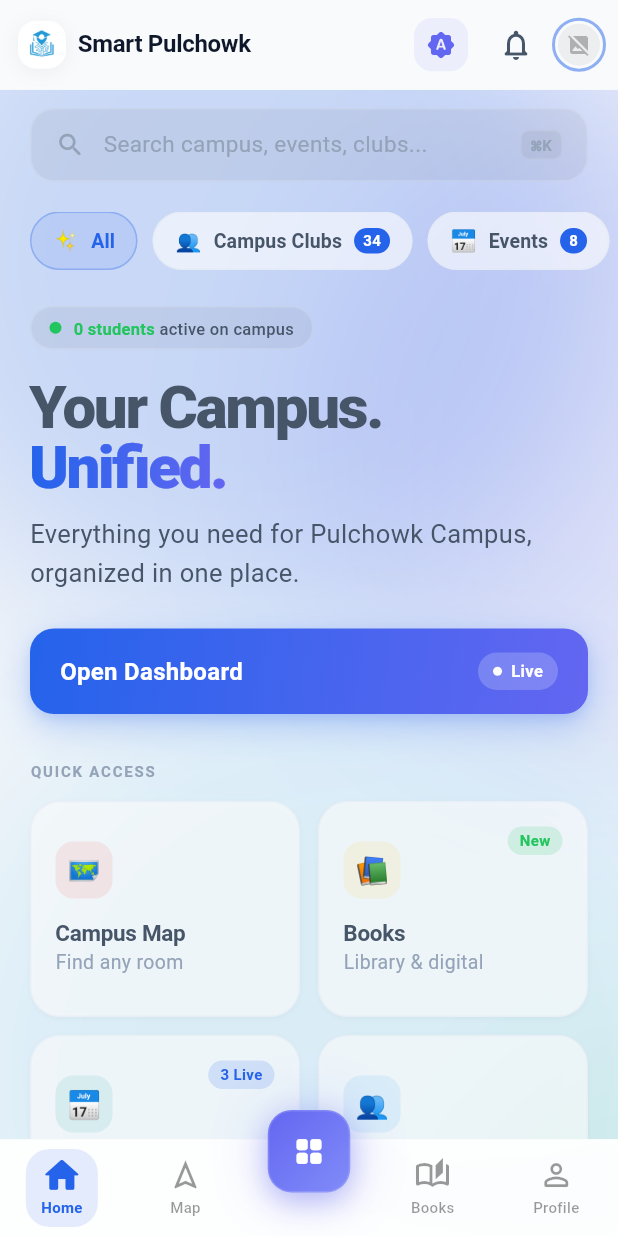
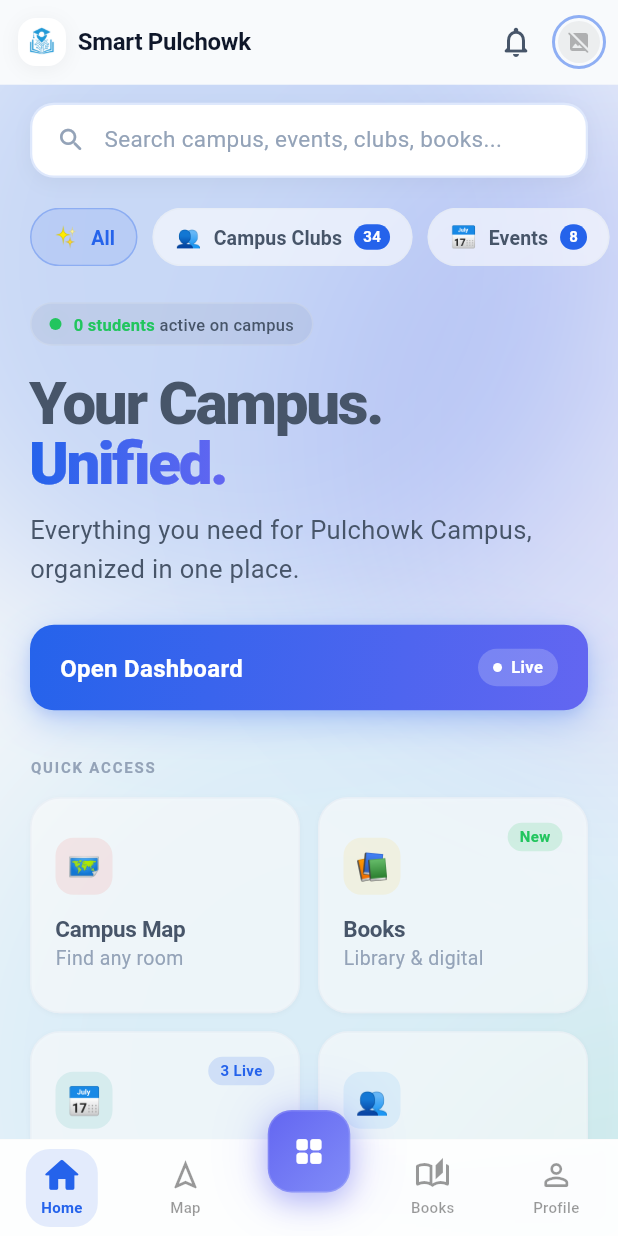
Before and after one commit to pankajsharma0001/smart-pulchowk-flutter, a Flutter app: the screen it shows once a user with an empty profile is signed in, on a phone screen of 412 x 824 dp. Run offline on Flutter 3.47's test engine with Material 3 defaults, Android fonts, the phone set to English and light mode, and no system bars; our stand-ins replace cached_network_image, confetti, file_picker, firebase_analytics, firebase_auth, firebase_core and 15 more; missing offline and left inert: add_2_calendar, maplibre_gl, pdfx; accounts and stored records are empty; network calls fail.

Commit message:
feat: Implement core UI with custom app bar, main layout, home page, and comprehensive splash screen setup with updated colors.

```diff
--- a/lib/core/widgets/custom_app_bar.dart
+++ b/lib/core/widgets/custom_app_bar.dart
@@ -7,7 +7,6 @@ import 'package:smart_pulchowk/core/widgets/logo_card.dart';
 import 'package:smart_pulchowk/features/home/main_layout.dart';
 import 'package:smart_pulchowk/features/search/search.dart';
 import 'package:smart_pulchowk/features/notifications/notifications.dart';
-import 'package:smart_pulchowk/core/theme/theme_provider.dart';
 import 'package:smart_pulchowk/core/services/api_service.dart';
 import 'package:smart_pulchowk/core/services/auth_service.dart';
 
@@ -114,7 +113,6 @@ class CustomAppBar extends StatelessWidget implements PreferredSizeWidget {
                     Row(
                       mainAxisSize: MainAxisSize.min,
                       children: [
-                        const _ThemeToggleButton(),
                         _SearchButton(currentPage: currentPage),
                         _NotificationBell(
                           isActive: currentPage == AppPage.notifications,
@@ -195,35 +193,6 @@ class _BrandLogo extends StatelessWidget {
           ),
         ),
       ),
-    );
-  }
-}
-
-class _ThemeToggleButton extends StatelessWidget {
-  const _ThemeToggleButton();
-
-  @override
-  Widget build(BuildContext context) {
-    final themeProvider = ThemeProvider.of(context);
-
-    return IconButton(
-      icon: Container(
-        padding: const EdgeInsets.all(8),
-        decoration: BoxDecoration(
-          color: AppColors.secondary.withValues(alpha: 0.08),
-          borderRadius: BorderRadius.circular(AppRadius.md),
-        ),
-        child: Icon(
-          themeProvider.themeModeIcon,
-          size: 20,
-          color: AppColors.secondary,
-        ),
-      ),
-      onPressed: () {
-        haptics.selectionClick();
-        themeProvider.toggleTheme();
-      },
-      tooltip: 'Theme: ${themeProvider.themeModeLabel}',
     );
   }
 }
@@ -635,7 +604,7 @@ class _ProfileMenuItem extends StatelessWidget {
                 ),
               ),
             ),
-            ?trailing,
+            if (trailing != null) trailing!,
           ],
         ),
       ),
--- a/lib/features/home/home_page.dart
+++ b/lib/features/home/home_page.dart
@@ -429,14 +429,23 @@ class _HomeSearchBar extends StatelessWidget {
       child: Container(
         padding: const EdgeInsets.symmetric(horizontal: 16, vertical: 12),
         decoration: BoxDecoration(
-          color: isDark
-              ? Colors.white.withValues(alpha: 0.05)
-              : Colors.black.withValues(alpha: 0.05),
+          color: isDark ? Colors.white.withValues(alpha: 0.08) : Colors.white,
           borderRadius: BorderRadius.circular(16),
           border: Border.all(
-            color: (isDark ? AppColors.borderDark : AppColors.borderLight)
-                .withValues(alpha: 0.3),
+            color: isDark
+                ? Colors.white.withValues(alpha: 0.1)
+                : AppColors.primary.withValues(alpha: 0.15),
+            width: 1.5,
           ),
+          boxShadow: isDark
+              ? null
+              : [
+                  BoxShadow(
+                    color: Colors.black.withValues(alpha: 0.04),
+                    blurRadius: 10,
+                    offset: const Offset(0, 4),
+                  ),
+                ],
         ),
         child: Row(
           children: [
@@ -448,29 +457,8 @@ class _HomeSearchBar extends StatelessWidget {
             const SizedBox(width: 12),
             Expanded(
               child: Text(
-                'Search campus, events, clubs...',
+                'Search campus, events, clubs, books...',
                 style: AppTextStyles.bodyMedium.copyWith(
-                  color: isDark ? AppColors.textMutedDark : AppColors.textMuted,
-                ),
-              ),
-            ),
-            Container(
-              padding: const EdgeInsets.symmetric(horizontal: 6, vertical: 2),
-              decoration: BoxDecoration(
-                color: isDark
-                    ? Colors.white.withValues(alpha: 0.08)
-                    : Colors.black.withValues(alpha: 0.05),
-                borderRadius: BorderRadius.circular(6),
-                border: Border.all(
-                  color: (isDark ? AppColors.borderDark : AppColors.borderLight)
-                      .withValues(alpha: 0.2),
-                ),
-              ),
-              child: Text(
-                '⌘K',
-                style: AppTextStyles.labelSmall.copyWith(
-                  fontSize: 10,
-                  fontWeight: FontWeight.bold,
                   color: isDark ? AppColors.textMutedDark : AppColors.textMuted,
                 ),
               ),
--- a/lib/features/home/main_layout.dart
+++ b/lib/features/home/main_layout.dart
@@ -189,7 +189,7 @@ class MainLayoutState extends State<MainLayout>
         haptics.mediumImpact();
         _menuController.forward();
       } else {
-        _menuController.reverse();
+        _menuController.value = 0;
       }
     });
   }
@@ -198,7 +198,7 @@ class MainLayoutState extends State<MainLayout>
     if (_isMenuOpen) {
       setState(() {
         _isMenuOpen = false;
-        _menuController.reverse();
+        _menuController.value = 0;
       });
     }
   }
@@ -695,7 +695,7 @@ class _QuickMenu extends StatelessWidget {
                 alignment: Alignment.bottomCenter,
                 child: Padding(
                   padding: EdgeInsets.only(
-                    bottom: MediaQuery.of(context).padding.bottom + 85,
+                    bottom: MediaQuery.of(context).padding.bottom + 105,
                     left: 24,
                     right: 24,
                   ),
```
Also changed, not shown: pubspec.yaml (+4 -4 lines), 9 other files.
